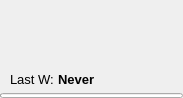
PaunescuAndrei/MediaManager, file MediaManager/src/QtClasses/UI/Form Files/NotificationDialog.ui: the form before one commit.
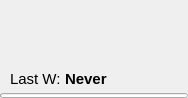
The form after the commit. Custom widgets are drawn as their Qt base class.

Commit message: improved notifications and added sizes to star widget and progressbarqlabel

The edit to the form file:
```diff
--- a/MediaManager/src/QtClasses/UI/Form Files/NotificationDialog.ui
+++ b/MediaManager/src/QtClasses/UI/Form Files/NotificationDialog.ui
@@ -6,7 +6,7 @@
    <rect>
     <x>0</x>
     <y>0</y>
-    <width>183</width>
+    <width>188</width>
     <height>98</height>
    </rect>
   </property>
@@ -126,7 +126,7 @@
              <widget class="QLabel" name="tags">
               <property name="font">
                <font>
-                <pointsize>11</pointsize>
+                <pointsize>12</pointsize>
                </font>
               </property>
               <property name="styleSheet">
@@ -182,7 +182,7 @@
                    <widget class="QLabel" name="lastWatchedLabel">
                     <property name="font">
                      <font>
-                      <pointsize>10</pointsize>
+                      <pointsize>11</pointsize>
                      </font>
                     </property>
                     <property name="text">
@@ -194,7 +194,7 @@
                    <widget class="QLabel" name="lastWatchedValueLabel">
                     <property name="font">
                      <font>
-                      <pointsize>10</pointsize>
+                      <pointsize>11</pointsize>
                       <bold>true</bold>
                      </font>
                     </property>
@@ -280,7 +280,7 @@
                    <widget class="QLabel" name="starsLabel">
                     <property name="font">
                      <font>
-                      <pointsize>10</pointsize>
+                      <pointsize>11</pointsize>
                       <bold>true</bold>
                      </font>
                     </property>
@@ -322,7 +322,7 @@
                 <widget class="QLabel" name="viewsLabel">
                  <property name="font">
                   <font>
-                   <pointsize>10</pointsize>
+                   <pointsize>11</pointsize>
                    <bold>true</bold>
                   </font>
                  </property>
```
The commit also changes 8 other files.
